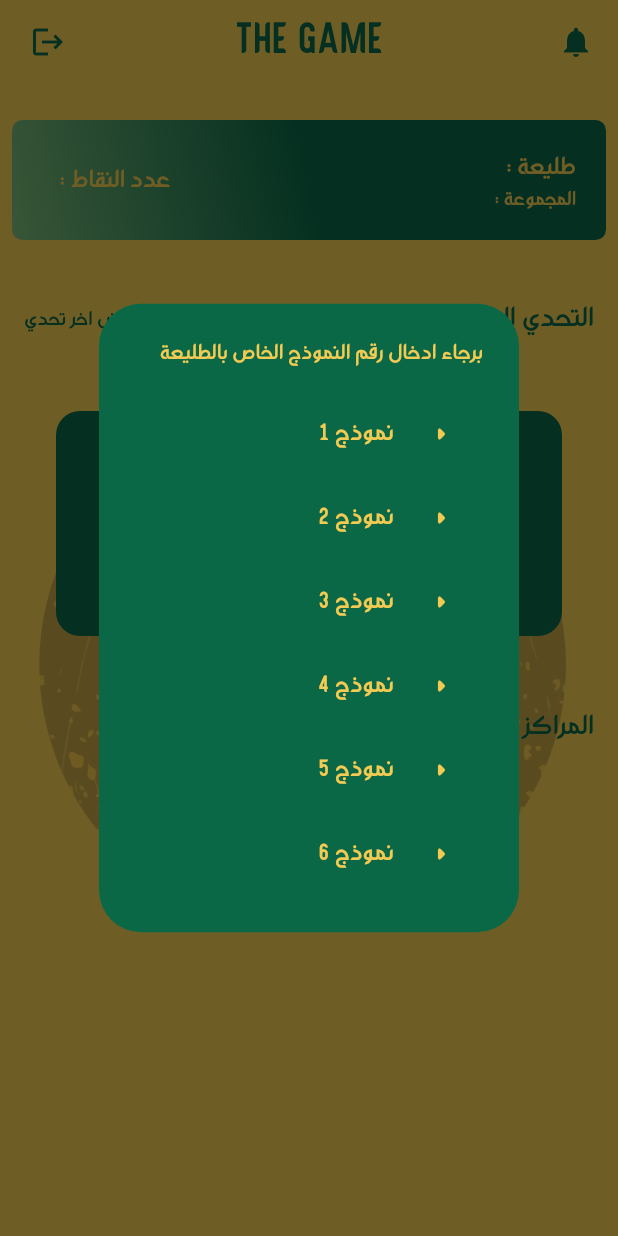
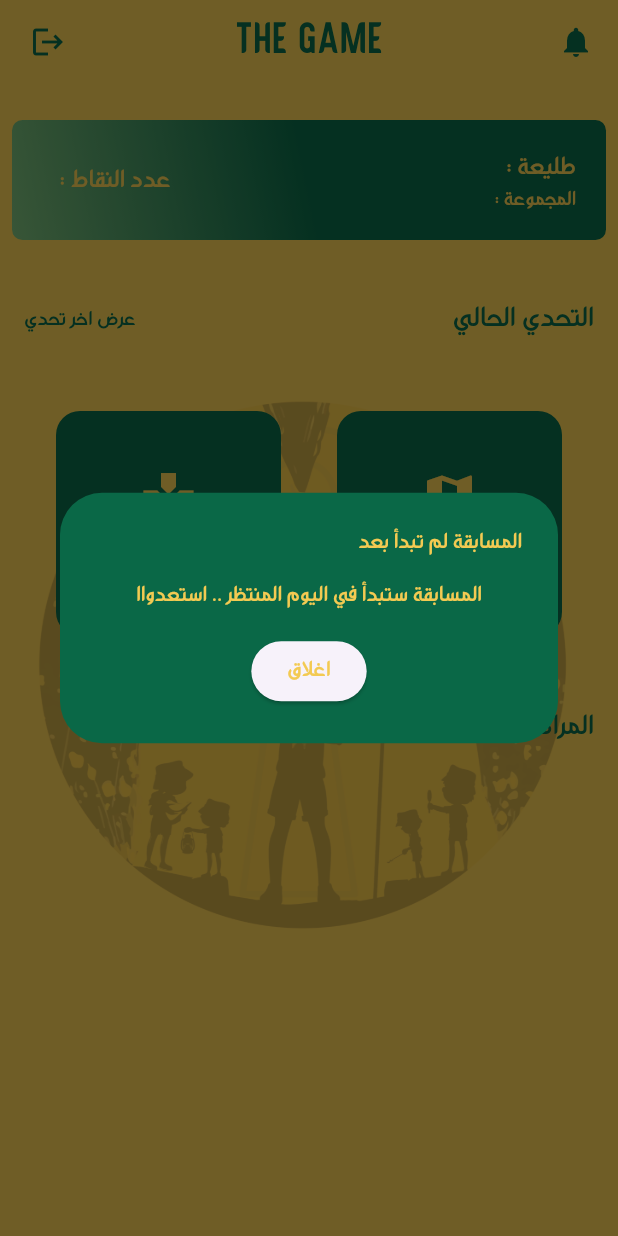
Before and after one commit to samuel2202-anis/The-Greatest-Patrol, a Flutter app: the Home screen opened directly, after a tap on "الطبوغرافيا", on a phone screen of 412 x 824 dp. Run offline on Flutter 3.47's test engine with Material 3 defaults, Android fonts, the phone set to English and light mode, and no system bars; our stand-ins replace cloud_firestore, firebase_core, flutter_countdown_timer, pdf, printing, shared_preferences; accounts and stored records are empty.

Commit message:
Refactor: Add start state to Home widget in home.dart

```diff
--- a/lib/widgets/home.dart
+++ b/lib/widgets/home.dart
@@ -24,6 +24,7 @@ class _HomeState extends State<Home> {
   String password = '';
   String patrouilleScore = '';
   int hours = 1;
+  bool start=false;
   String score = '';
   bool finished = false;
   bool isVideo = true;
@@ -61,6 +62,7 @@ class _HomeState extends State<Home> {
         time = fields['time'].millisecondsSinceEpoch;
         taskName = fields['name'];
         isVideo = fields['video'];
+        start=fields['start'];
         task = fields['task'];
         endTime = time + (hours * 1000 * 60 * 60);
       });
@@ -334,7 +336,15 @@ class _HomeState extends State<Home> {
                         ),
                         child: InkWell(
                           onTap: () async {
-                            final model = await showDialog<int>(
+                            if(!start){
+                              await showDialog(
+                                context: context,
+                                builder: (BuildContext context) {
+                                  return notStarted();
+                                },
+                              );
+                            }
+                         else {  final model = await showDialog<int>(
                               context: context,
                               builder: (BuildContext context) {
                                 return Directionality(
@@ -377,7 +387,7 @@ class _HomeState extends State<Home> {
                                   patrouille: patrouille,
                                   model: model,
                                 )),);
-                            }
+                            }}
                           },
                           child: Column(
                             mainAxisAlignment: MainAxisAlignment.center,
@@ -412,7 +422,15 @@ class _HomeState extends State<Home> {
                         ),
                         child: InkWell(
                           onTap: () async {
-                            SharedPreferences prefs =
+                            if(!start){
+                              await showDialog(
+                                context: context,
+                                builder: (BuildContext context) {
+                                  return notStarted();
+                                },
+                              );
+                            }
+                            else{SharedPreferences prefs =
                                 await SharedPreferences.getInstance();
                             finished = prefs.getBool('finished') ?? false;
                             print('finished: $finished');
@@ -430,7 +448,7 @@ class _HomeState extends State<Home> {
                                               groupId: group,
                                               teamId: patrouille,
                                             )),
-                                  );
+                                  );}
                           },
                           child: Column(
                             mainAxisAlignment: MainAxisAlignment.center,
@@ -556,4 +574,50 @@ class _HomeState extends State<Home> {
           ]),
         ));
   }
+  Widget notStarted (){
+    return Directionality(
+                                  textDirection: TextDirection.rtl,
+                                  child: AlertDialog(
+                                    backgroundColor: secondColor,
+                                    title: Text('المسابقة لم تبدأ بعد',
+                                        style: TextStyle(
+                                          color: primaryColor,
+                                          fontSize: 14,
+                                          fontFamily: '18 Khebrat',
+                                        )),
+                                    content: Builder(
+                                      builder: (context) => Container(
+                                        width: 300,
+                                        child: Column(
+                                          mainAxisSize: MainAxisSize.min,
+                                          children: <Widget>[
+                                            Text(
+                                              'المسابقة ستبدأ في اليوم المنتظر .. استعدواا',
+                                              style: TextStyle(
+                                                color: primaryColor,
+                                                fontFamily: '18 Khebrat',
+                                              ),
+                                            ),
+                                            SizedBox(
+                                              height: 16,
+                                            ),
+                                            ElevatedButton(
+                                              onPressed: () {
+                                                Navigator.of(context).pop();
+                                              },
+                                              child: Text(
+                                                'اغلاق',
+                                                style: TextStyle(
+                                                  color: primaryColor,
+                                                  fontFamily: '18 Khebrat',
+                                                ),
+                                              ),
+                                            ),
+                                          ],
+                                        ),
+                                      ),
+                                    ),
+                                  ),
+                                );
+  }
 }
```
